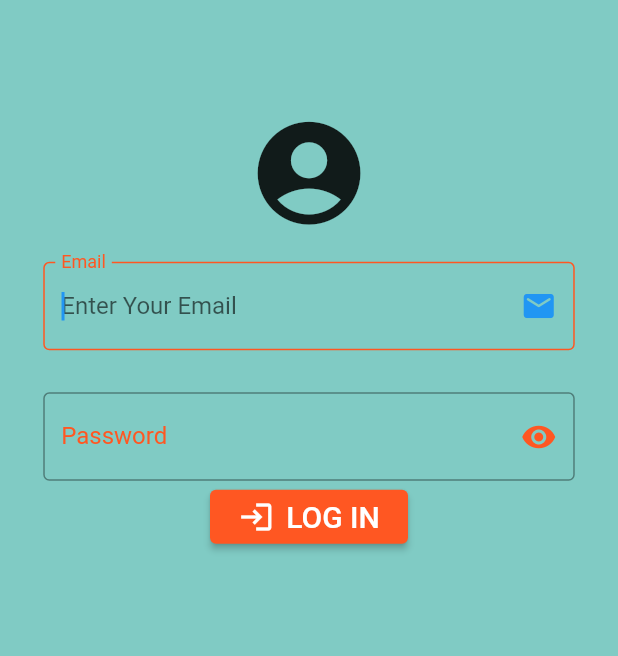
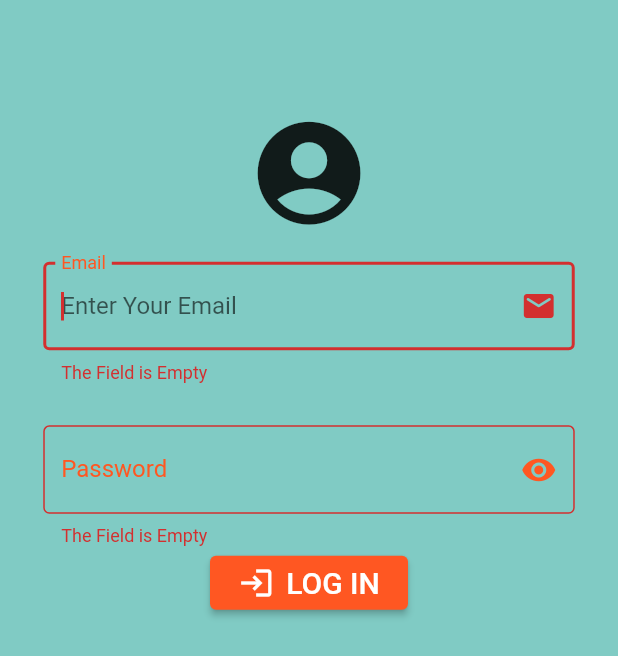
Before and after one commit to ttcapp/shariful_islam_demo, a Flutter app: the LogIn screen opened directly, after a tap on "LOG IN", on a phone screen of 412 x 824 dp. Shown: the top 656 px of the screen. Run offline on Flutter 3.47's test engine with Material 2 defaults, Android fonts, the phone set to English and light mode, and no system bars; missing offline and left inert: slide_drawer.

Commit message:
02 Nov,1st commit

```diff
--- a/lib/listview_page.dart
+++ b/lib/listview_page.dart
@@ -34,6 +34,7 @@ class _ListViewPageState extends State<ListViewPage> {
           ),
           Expanded(
             child: ListView.builder(
+              shrinkWrap: true,
               itemCount: stdName.length,
                 itemBuilder: (context,index){
                   return Padding(
--- a/lib/log_in.dart
+++ b/lib/log_in.dart
@@ -1,4 +1,5 @@
 import 'package:flutter/material.dart';
+import 'package:shariful_islam_demo/my_home_page.dart';
 import 'package:shariful_islam_demo/utills/all_colors.dart';
 
 class LogIn extends StatefulWidget {
@@ -8,6 +9,11 @@ class LogIn extends StatefulWidget {
   _LogInState createState() => _LogInState();
 }
 //for global variables
+String _email= "sharifulislam@gmail.com";
+String _password= "123456";
+TextEditingController emailCont= TextEditingController();
+TextEditingController passCont= TextEditingController();
+
 final _formkey= GlobalKey<FormState>();
 
 class _LogInState extends State<LogIn> {
@@ -37,6 +43,15 @@ class _LogInState extends State<LogIn> {
                   height: 18,
                 ),
                 TextFormField(
+                  controller: emailCont,
+                  validator: (text){
+                    if(text== null || text.isEmpty){
+                      return"The Field is Empty";
+                    }
+                    else if(text != _email){
+                      return"Invalid Email";
+                    }
+                  },
                   autofocus: true,
                   decoration: InputDecoration(
                     labelText: "Email",
@@ -60,6 +75,15 @@ class _LogInState extends State<LogIn> {
                 ),
                 SizedBox(height: 28,),
                 TextFormField(
+                  controller: passCont,
+                  validator: (text){
+                    if(text== null || text.isEmpty){
+                      return"The Field is Empty";
+                    }
+                    else if(text != _password){
+                      return"Invalid Password";
+                    }
+                  },
                   obscureText: true,
                   autofocus: true,
                   decoration: InputDecoration(
@@ -91,6 +115,11 @@ class _LogInState extends State<LogIn> {
                   ),
                     onPressed:(){
 
+                    if(_formkey.currentState!.validate()){
+                      Navigator.push(context,
+                      MaterialPageRoute(builder:(context)
+                      =>MyHomePage()));
+                    }
                     },
                       child: Container(
                         width: 100,
--- a/lib/main.dart
+++ b/lib/main.dart
@@ -1,4 +1,5 @@
 import 'package:flutter/material.dart';
+import 'package:shariful_islam_demo/log_in.dart';
 import 'package:shariful_islam_demo/my_home_page.dart';
 import 'package:shariful_islam_demo/second_page.dart';
 import 'package:slide_drawer/slide_drawer.dart';
@@ -16,7 +17,7 @@ class MyApp extends StatelessWidget {
     return MaterialApp(
       navigatorKey: navigatorkey,
       home:  SlideDrawer(
-        offsetFromRight: 320,
+        offsetFromRight: 50,
         backgroundGradient: LinearGradient(
           begin: Alignment.topCenter,
           end: Alignment.bottomCenter,
@@ -46,7 +47,7 @@ class MyApp extends StatelessWidget {
               icon: Icons.settings,
               onTap: (){}),
         ],
-        child: MyHomePage(),
+        child: LogIn(),
       ),
     );
   }
```
Also changed, not shown: pubspec.lock.
